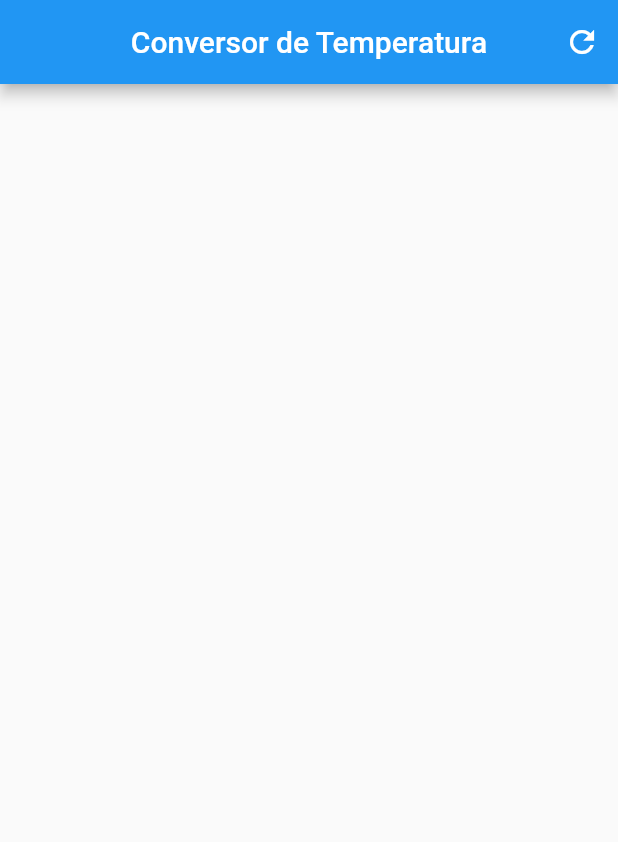
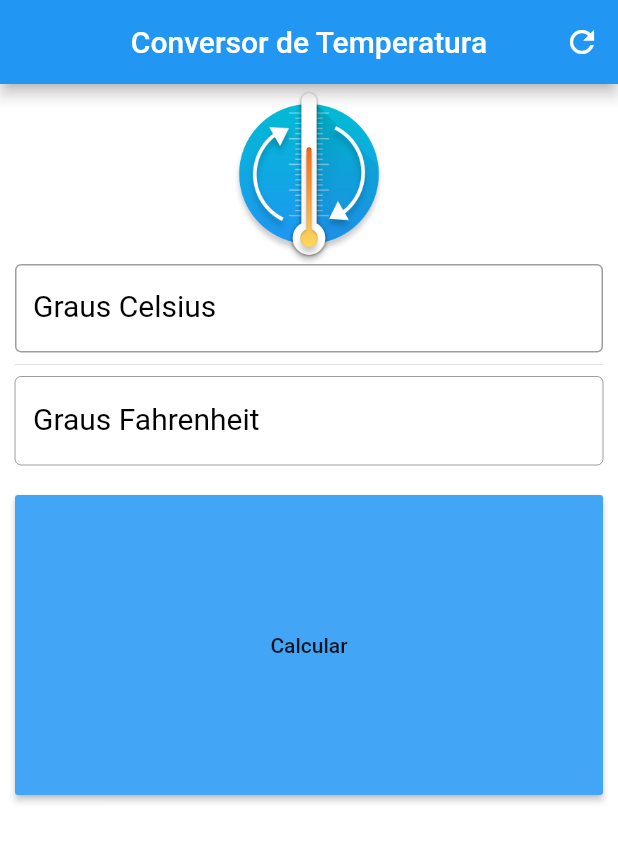
Before and after one commit to edudevinfra/mobile-flutter-conversor, a Flutter app: the screen it shows after launch, on a phone screen of 412 x 824 dp. Shown: the top 842 px of the screen. Run offline on Flutter 3.47's test engine with Material 2 defaults, Android fonts, the phone set to English and light mode, and no system bars.

Commit message:
completo app Temperatura

```diff
--- a/lib/main.dart
+++ b/lib/main.dart
@@ -1,9 +1,6 @@
 import 'package:flutter/material.dart';
 
-main() => runApp(MaterialApp(
-    debugShowCheckedModeBanner: false,
-    home: Home()
-));
+main() => runApp(MaterialApp(debugShowCheckedModeBanner: false, home: Home()));
 
 class Home extends StatefulWidget {
   @override
@@ -11,21 +8,129 @@ class Home extends StatefulWidget {
 }
 
 class _HomeState extends State<Home> {
+  TextEditingController celsiusController = TextEditingController();
+  TextEditingController fahrenheitController = TextEditingController();
+
+  GlobalKey<FormState> _formKey = GlobalKey<FormState>();
+
+  void _resetFields() {
+    celsiusController.text = "";
+    fahrenheitController.text = "";
+  }
+
+  void _converter() {
+    double celsius = double.parse(celsiusController.text);
+    double fahrenheit = celsius * 1.8 + 32;
+    fahrenheitController.text =
+        fahrenheit.toStringAsFixed(2); //  "2" numero de casas decimais
+  }
+
   @override
   Widget build(BuildContext context) {
+
     AppBar appBar = AppBar(
       title: Text('Conversor de Temperatura'),
       centerTitle: true,
-      backgroundColor: Colors.blue,
+      backgroundColor: Colors.blue, // cor da appBar
       actions: <Widget>[
         IconButton(
           icon: Icon(Icons.refresh),
-          onPressed: () {}, )
+          onPressed: _resetFields,
+        ),
       ],
+    );
+
+    Image imgLogo = Image.asset("assets/images/logo.png", height: 120, width: 120,);
+
+
+   /* Icon icon = Icon(
+      Icons.add_call,
+      size: 100,
+      color: Colors.blue,
+    );*/ // remover isto foi so para testar icones
+
+    TextStyle styleDecoration = TextStyle(
+        color: Colors.amber, fontSize: 20); // cor do texto da label ou hint
+    TextStyle styleField =
+        TextStyle(color: Colors.green); // cor do texto dentro do field
+
+    TextFormField tmpCelsius = TextFormField(
+      keyboardType: TextInputType.number,
+      decoration: InputDecoration(
+        labelText: "Graus Celsius",
+        labelStyle: TextStyle(color: Colors.black, fontSize: 20),
+        border: OutlineInputBorder(),
+      ),
+      textAlign: TextAlign.center,
+      style: styleField,
+      controller: celsiusController,
+      validator: (value) {
+        if (value.isEmpty) {
+          return "Informe um valor";
+        }
+      },
+    );
+
+    TextFormField tmpFahrenheit = TextFormField(
+      enabled: false, // bloqueia campo para editar
+      keyboardType: TextInputType.number,
+      decoration: InputDecoration(
+          labelText: "Graus Fahrenheit",
+          labelStyle: TextStyle(color: Colors.black, fontSize: 20),
+      border: OutlineInputBorder(),
+      suffixText: "ºF",
+      ),
+      textAlign: TextAlign.center,
+      style: styleField,
+      controller: fahrenheitController,
+      //validator: (value) {
+      // if (value.isEmpty) {
+      //    return "Informe um valor";
+      //  }
+      //},
+    );
+
+    RaisedButton btnCalcular = RaisedButton(
+      onPressed: () {
+        if (_formKey.currentState.validate()) {
+          _converter();
+        }
+        FocusScope.of(context).requestFocus(FocusNode());
+      },
+      child: Text("Calcular"),
+      color: Colors.blue[400],
+    );
+
+    Container containerBtn = Container(
+      height: 200,
+      child: btnCalcular,
+    );
+
+    Padding padding = Padding(
+      padding: EdgeInsets.only(top: 20.0),
+      child: containerBtn,
+    );
+
+    Column column = Column(
+      crossAxisAlignment: CrossAxisAlignment.stretch,
+      children: <Widget>[//icon, tmpCelsius, tmpFahrenheit, padding
+        imgLogo, tmpCelsius, Divider(), tmpFahrenheit, padding ],
+    );
+
+    Form form = Form(
+      child: column,
+      key: _formKey,
+    );
+
+    SingleChildScrollView singleChildScrollView = SingleChildScrollView(
+      child: form,
+      padding: EdgeInsets.fromLTRB(10.0, 0, 10.0, 0),
     );
 
     Scaffold scaffold = Scaffold(
       appBar: appBar,
+      backgroundColor: Colors.white, // cor do fundo da tela geral
+      body: singleChildScrollView,
     );
 
     return scaffold;
```
Also changed, not shown: pubspec.yaml (+8 -0 lines), assets/icon/icon.png (added), assets/images/logo.png (added), pubspec.lock, 5 other files.
